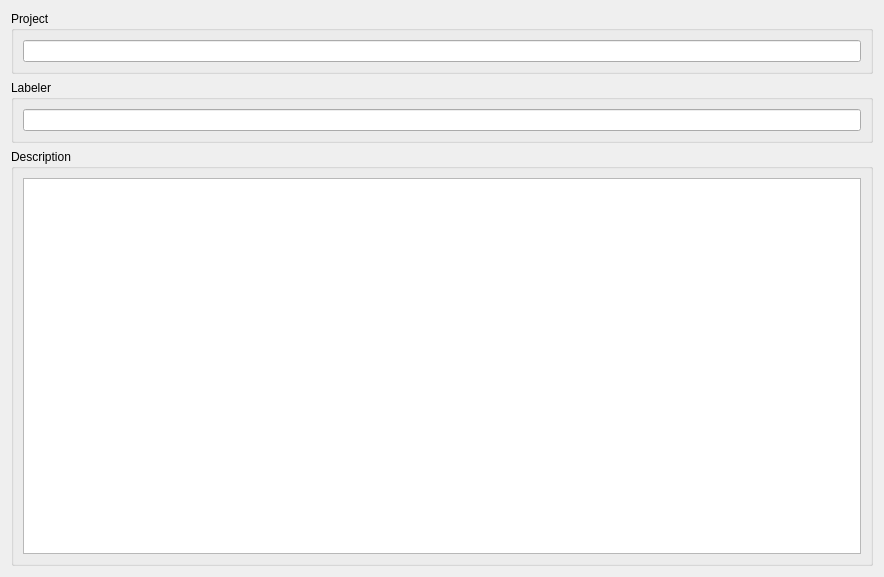
Above: ilastik/applets/projectMetadata/centralWidget.ui from ilastik/ilastik before the change. Below: the same form after it.
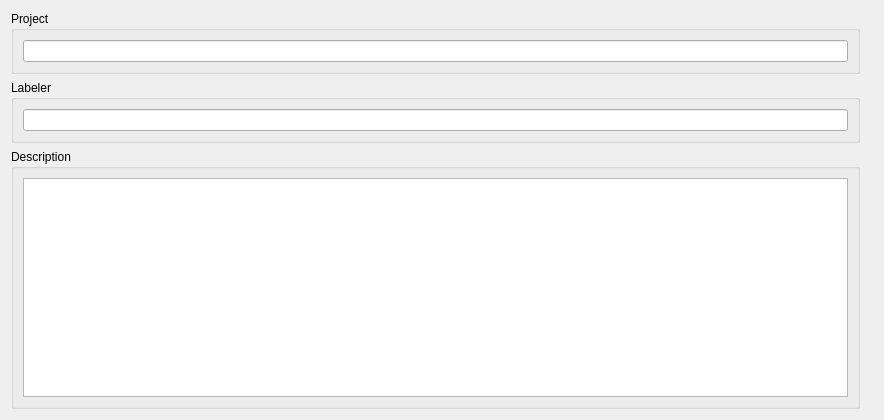
That is the form after the change. Icons and pictures are not drawn.

Commit message: added logo to centralWidget of metadataApplet

Diff of the .ui file:
```diff
--- a/ilastik/applets/projectMetadata/centralWidget.ui
+++ b/ilastik/applets/projectMetadata/centralWidget.ui
@@ -7,7 +7,7 @@
     <x>0</x>
     <y>0</y>
     <width>884</width>
-    <height>577</height>
+    <height>420</height>
    </rect>
   </property>
   <property name="sizePolicy">
@@ -19,44 +19,10 @@
   <property name="windowTitle">
    <string>Form</string>
   </property>
-  <layout class="QHBoxLayout" name="horizontalLayout">
-   <item>
-    <layout class="QVBoxLayout" name="verticalLayout">
-     <item>
-      <widget class="QGroupBox" name="groupBox_2">
-       <property name="enabled">
-        <bool>true</bool>
-       </property>
-       <property name="sizePolicy">
-        <sizepolicy hsizetype="Expanding" vsizetype="Preferred">
-         <horstretch>0</horstretch>
-         <verstretch>0</verstretch>
-        </sizepolicy>
-       </property>
-       <property name="title">
-        <string>Project</string>
-       </property>
-       <layout class="QHBoxLayout" name="horizontalLayout_9">
-        <item>
-         <widget class="QLineEdit" name="projectNameEdit">
-          <property name="sizePolicy">
-           <sizepolicy hsizetype="Expanding" vsizetype="Preferred">
-            <horstretch>0</horstretch>
-            <verstretch>0</verstretch>
-           </sizepolicy>
-          </property>
-          <property name="toolTip">
-           <string>Project Title</string>
-          </property>
-          <property name="text">
-           <string/>
-          </property>
-         </widget>
-        </item>
-       </layout>
-      </widget>
-     </item>
-     <item>
+  <layout class="QGridLayout" name="gridLayout_2">
+   <item row="0" column="0">
+    <layout class="QGridLayout" name="gridLayout">
+     <item row="2" column="0">
       <widget class="QGroupBox" name="groupBox">
        <property name="sizePolicy">
         <sizepolicy hsizetype="Preferred" vsizetype="Preferred">
@@ -99,7 +65,41 @@
        </layout>
       </widget>
      </item>
-     <item>
+     <item row="1" column="0">
+      <widget class="QGroupBox" name="groupBox_2">
+       <property name="enabled">
+        <bool>true</bool>
+       </property>
+       <property name="sizePolicy">
+        <sizepolicy hsizetype="Expanding" vsizetype="Preferred">
+         <horstretch>0</horstretch>
+         <verstretch>0</verstretch>
+        </sizepolicy>
+       </property>
+       <property name="title">
+        <string>Project</string>
+       </property>
+       <layout class="QHBoxLayout" name="horizontalLayout_9">
+        <item>
+         <widget class="QLineEdit" name="projectNameEdit">
+          <property name="sizePolicy">
+           <sizepolicy hsizetype="Expanding" vsizetype="Preferred">
+            <horstretch>0</horstretch>
+            <verstretch>0</verstretch>
+           </sizepolicy>
+          </property>
+          <property name="toolTip">
+           <string>Project Title</string>
+          </property>
+          <property name="text">
+           <string/>
+          </property>
+         </widget>
+        </item>
+       </layout>
+      </widget>
+     </item>
+     <item row="3" column="0">
       <widget class="QGroupBox" name="groupBox_3">
        <property name="sizePolicy">
         <sizepolicy hsizetype="MinimumExpanding" vsizetype="Preferred">
@@ -126,14 +126,33 @@
            <string>&lt;!DOCTYPE HTML PUBLIC &quot;-//W3C//DTD HTML 4.0//EN&quot; &quot;http://www.w3.org/TR/REC-html40/strict.dtd&quot;&gt;
 &lt;html&gt;&lt;head&gt;&lt;meta name=&quot;qrichtext&quot; content=&quot;1&quot; /&gt;&lt;style type=&quot;text/css&quot;&gt;
 p, li { white-space: pre-wrap; }
-&lt;/style&gt;&lt;/head&gt;&lt;body style=&quot; font-family:'Lucida Grande'; font-size:13pt; font-weight:400; font-style:normal;&quot;&gt;
-&lt;p style=&quot;-qt-paragraph-type:empty; margin-top:0px; margin-bottom:0px; margin-left:0px; margin-right:0px; -qt-block-indent:0; text-indent:0px; font-family:'MS Shell Dlg 2'; font-size:8pt;&quot;&gt;&lt;/p&gt;&lt;/body&gt;&lt;/html&gt;</string>
+&lt;/style&gt;&lt;/head&gt;&lt;body style=&quot; font-family:'MS Shell Dlg 2'; font-size:8.25pt; font-weight:400; font-style:normal;&quot;&gt;
+&lt;p style=&quot;-qt-paragraph-type:empty; margin-top:0px; margin-bottom:0px; margin-left:0px; margin-right:0px; -qt-block-indent:0; text-indent:0px; font-size:8pt;&quot;&gt;&lt;br /&gt;&lt;/p&gt;&lt;/body&gt;&lt;/html&gt;</string>
           </property>
          </widget>
         </item>
        </layout>
       </widget>
      </item>
+     <item row="1" column="1" rowspan="3">
+      <widget class="QLabel" name="label">
+       <property name="maximumSize">
+        <size>
+         <width>288</width>
+         <height>400</height>
+        </size>
+       </property>
+       <property name="text">
+        <string/>
+       </property>
+       <property name="pixmap">
+        <pixmap>../../shell/gui/ilastik-logo-alternate-colors.png</pixmap>
+       </property>
+       <property name="scaledContents">
+        <bool>true</bool>
+       </property>
+      </widget>
+     </item>
     </layout>
    </item>
   </layout>
```
